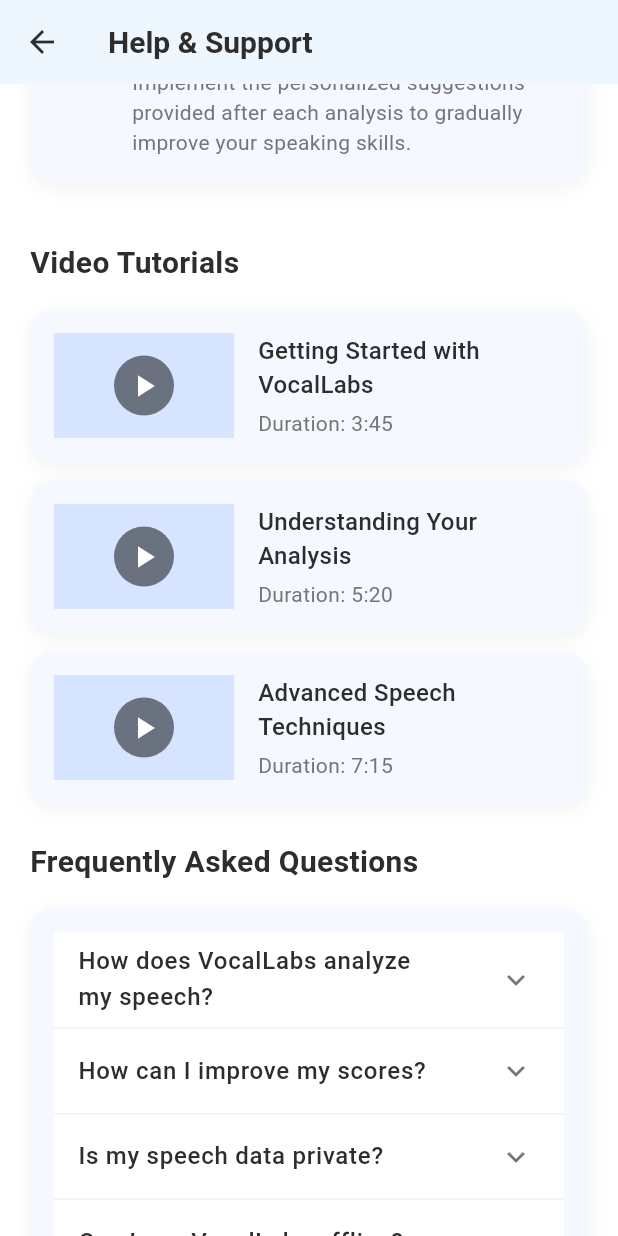
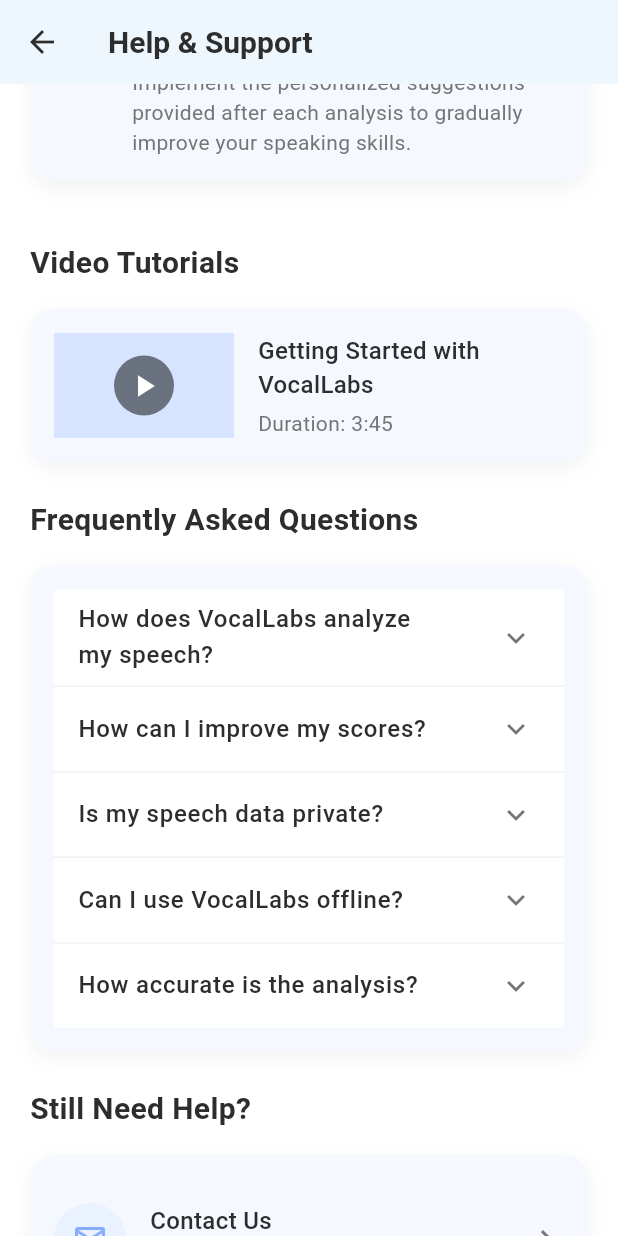
Before and after one commit to naela-girsy-projects/Project-VocalLabs, a Flutter app: the TutorialHelpScreen screen opened by its route, scrolled down 576 dp, on a phone screen of 412 x 824 dp. Run offline on Flutter 3.47's test engine with Material 3 defaults, Android fonts, the phone set to English and light mode, and no system bars; our stand-ins replace fl_chart; Roboto replaces fonts that are missing (Poppins).

Commit message:
made changes to the tutorial help screen by updating the help and support section.

```diff
--- a/Client/lib/screens/tutorial_help_screen.dart
+++ b/Client/lib/screens/tutorial_help_screen.dart
@@ -96,24 +96,6 @@ class _TutorialHelpScreenState extends State<TutorialHelpScreen> {
                   // Play tutorial video
                 },
               ),
-              const SizedBox(height: 12),
-              _buildVideoTutorialItem(
-                title: 'Understanding Your Analysis',
-                duration: '5:20',
-                thumbnail: 'assets/images/tutorial_2.jpg',
-                onTap: () {
-                  // Play tutorial video
-                },
-              ),
-              const SizedBox(height: 12),
-              _buildVideoTutorialItem(
-                title: 'Advanced Speech Techniques',
-                duration: '7:15',
-                thumbnail: 'assets/images/tutorial_3.jpg',
-                onTap: () {
-                  // Play tutorial video
-                },
-              ),
               const SizedBox(height: 24),
               const Text(
                 'Frequently Asked Questions',
@@ -168,7 +150,7 @@ class _TutorialHelpScreenState extends State<TutorialHelpScreen> {
                   children: [
                     _buildHelpOption(
                       icon: Icons.email_outlined,
-                      title: 'Email Support',
+                      title: 'Contact Us',
                       description: 'Get help via email within 24 hours',
                       onTap: () {
                         Navigator.pushNamed(context, '/contact');
```
